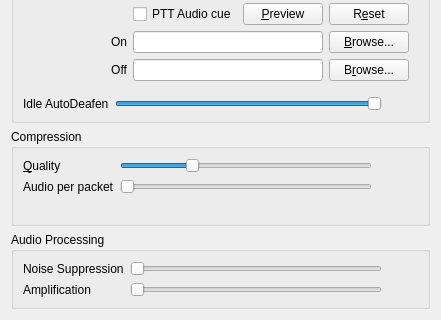
Qt form src/mumble/AudioInput.ui (zhenkai/mumble) before a commit; both pictures show x 0 to 441 and y 192 to 512 of the 441 by 512 pixel window.
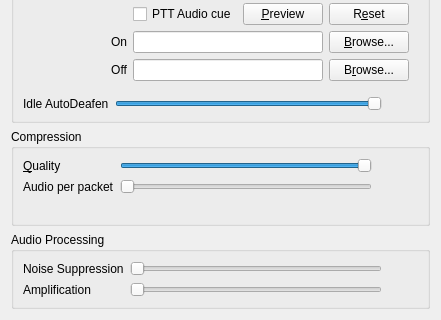
The same form after that commit. Custom widgets are drawn as their Qt base class.

Patch:
```diff
--- a/src/mumble/AudioInput.ui
+++ b/src/mumble/AudioInput.ui
@@ -552,6 +552,10 @@
         <property name="maximum">
          <number>96000</number>
         </property>
+		-->
+        <property name="maximum">
+         <number>32000</number>
+        </property>
         <property name="singleStep">
          <number>1000</number>
         </property>
```
Left out of the diff: 1 changed line with no effect on the pictures.
